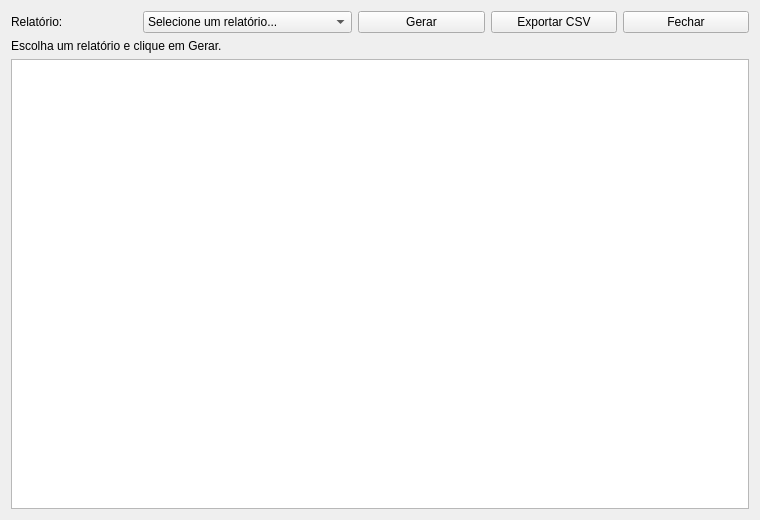
This is erp-projeto/relatoriowindow.ui in jaques-lo/erp-projeto as Qt 5 draws it before an edit. The edited form follows.
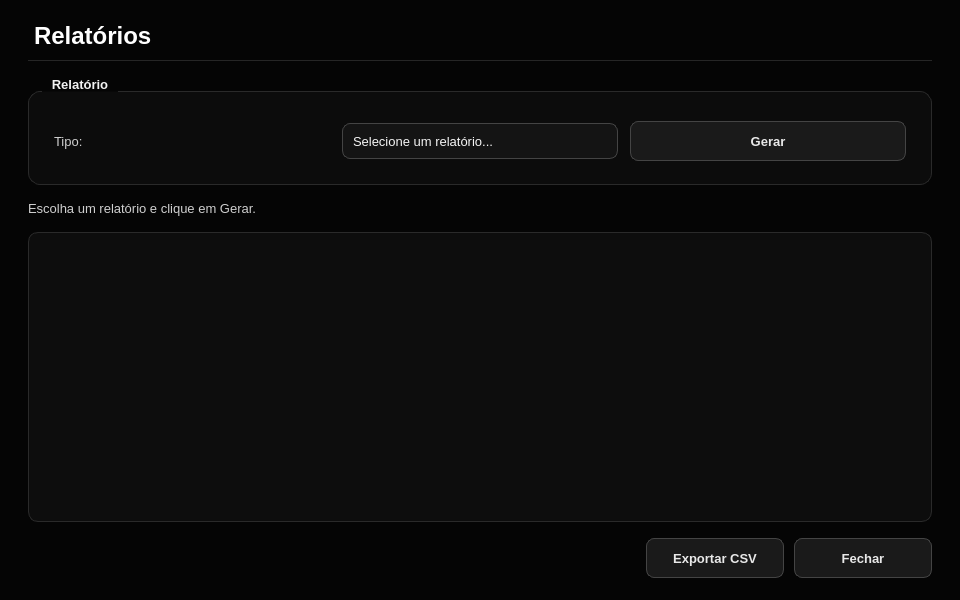
This is the edited form.

Commit message:
Atualiza fontes do projeto ERP (telas e login, Tela de Sobra) e adiciona logoBG
Arquivos de importância para alterar e rodar na máquina: código (cpp/h/pro), telas (ui), recursos (qrc) e imagem da logoBG.

```diff
--- a/erp-projeto/relatoriowindow.ui
+++ b/erp-projeto/relatoriowindow.ui
@@ -6,79 +6,896 @@
    <rect>
     <x>0</x>
     <y>0</y>
-    <width>760</width>
-    <height>520</height>
+    <width>960</width>
+    <height>600</height>
    </rect>
   </property>
+  <property name="minimumSize">
+   <size>
+    <width>768</width>
+    <height>480</height>
+   </size>
+  </property>
   <property name="windowTitle">
    <string>Relatórios</string>
   </property>
-  <layout class="QVBoxLayout" name="verticalLayout">
+  <property name="palette">
+   <palette>
+    <active>
+     <colorrole role="WindowText">
+      <brush brushstyle="SolidPattern">
+       <color alpha="255">
+        <red>232</red>
+        <green>232</green>
+        <blue>232</blue>
+       </color>
+      </brush>
+     </colorrole>
+     <colorrole role="Button">
+      <brush brushstyle="SolidPattern">
+       <color alpha="255">
+        <red>26</red>
+        <green>26</green>
+        <blue>26</blue>
+       </color>
+      </brush>
+     </colorrole>
+     <colorrole role="Text">
+      <brush brushstyle="SolidPattern">
+       <color alpha="255">
+        <red>245</red>
+        <green>245</green>
+        <blue>245</blue>
+       </color>
+      </brush>
+     </colorrole>
+     <colorrole role="ButtonText">
+      <brush brushstyle="SolidPattern">
+       <color alpha="255">
+        <red>232</red>
+        <green>232</green>
+        <blue>232</blue>
+       </color>
+      </brush>
+     </colorrole>
+     <colorrole role="Base">
+      <brush brushstyle="SolidPattern">
+       <color alpha="255">
+        <red>20</red>
+        <green>20</green>
+        <blue>20</blue>
+       </color>
+      </brush>
+     </colorrole>
+     <colorrole role="AlternateBase">
+      <brush brushstyle="SolidPattern">
+       <color alpha="255">
+        <red>19</red>
+        <green>19</green>
+        <blue>19</blue>
+       </color>
+      </brush>
+     </colorrole>
+     <colorrole role="Window">
+      <brush brushstyle="SolidPattern">
+       <color alpha="255">
+        <red>5</red>
+        <green>5</green>
+        <blue>5</blue>
+       </color>
+      </brush>
+     </colorrole>
+     <colorrole role="Highlight">
+      <brush brushstyle="SolidPattern">
+       <color alpha="255">
+        <red>119</red>
+        <green>119</green>
+        <blue>119</blue>
+       </color>
+      </brush>
+     </colorrole>
+     <colorrole role="HighlightedText">
+      <brush brushstyle="SolidPattern">
+       <color alpha="255">
+        <red>255</red>
+        <green>255</green>
+        <blue>255</blue>
+       </color>
+      </brush>
+     </colorrole>
+     <colorrole role="PlaceholderText">
+      <brush brushstyle="SolidPattern">
+       <color alpha="255">
+        <red>119</red>
+        <green>119</green>
+        <blue>119</blue>
+       </color>
+      </brush>
+     </colorrole>
+    </active>
+    <inactive>
+     <colorrole role="WindowText">
+      <brush brushstyle="SolidPattern">
+       <color alpha="255">
+        <red>232</red>
+        <green>232</green>
+        <blue>232</blue>
+       </color>
+      </brush>
+     </colorrole>
+     <colorrole role="Button">
+      <brush brushstyle="SolidPattern">
+       <color alpha="255">
+        <red>26</red>
+        <green>26</green>
+        <blue>26</blue>
+       </color>
+      </brush>
+     </colorrole>
+     <colorrole role="Text">
+      <brush brushstyle="SolidPattern">
+       <color alpha="255">
+        <red>245</red>
+        <green>245</green>
+        <blue>245</blue>
+       </color>
+      </brush>
+     </colorrole>
+     <colorrole role="ButtonText">
+      <brush brushstyle="SolidPattern">
+       <color alpha="255">
+        <red>232</red>
+        <green>232</green>
+        <blue>232</blue>
+       </color>
+      </brush>
+     </colorrole>
+     <colorrole role="Base">
+      <brush brushstyle="SolidPattern">
+       <color alpha="255">
+        <red>20</red>
+        <green>20</green>
+        <blue>20</blue>
+       </color>
+      </brush>
+     </colorrole>
+     <colorrole role="AlternateBase">
+      <brush brushstyle="SolidPattern">
+       <color alpha="255">
+        <red>19</red>
+        <green>19</green>
+        <blue>19</blue>
+       </color>
+      </brush>
+     </colorrole>
+     <colorrole role="Window">
+      <brush brushstyle="SolidPattern">
+       <color alpha="255">
+        <red>5</red>
+        <green>5</green>
+        <blue>5</blue>
+       </color>
+      </brush>
+     </colorrole>
+     <colorrole role="Highlight">
+      <brush brushstyle="SolidPattern">
+       <color alpha="255">
+        <red>119</red>
+        <green>119</green>
+        <blue>119</blue>
+       </color>
+      </brush>
+     </colorrole>
+     <colorrole role="HighlightedText">
+      <brush brushstyle="SolidPattern">
+       <color alpha="255">
+        <red>255</red>
+        <green>255</green>
+        <blue>255</blue>
+       </color>
+      </brush>
+     </colorrole>
+     <colorrole role="PlaceholderText">
+      <brush brushstyle="SolidPattern">
+       <color alpha="255">
+        <red>119</red>
+        <green>119</green>
+        <blue>119</blue>
+       </color>
+      </brush>
+     </colorrole>
+    </inactive>
+    <disabled>
+     <colorrole role="WindowText">
+      <brush brushstyle="SolidPattern">
+       <color alpha="255">
+        <red>102</red>
+        <green>102</green>
+        <blue>102</blue>
+       </color>
+      </brush>
+     </colorrole>
+     <colorrole role="Button">
+      <brush brushstyle="SolidPattern">
+       <color alpha="255">
+        <red>26</red>
+        <green>26</green>
+        <blue>26</blue>
+       </color>
+      </brush>
+     </colorrole>
+     <colorrole role="Text">
+      <brush brushstyle="SolidPattern">
+       <color alpha="255">
+        <red>102</red>
+        <green>102</green>
+        <blue>102</blue>
+       </color>
+      </brush>
+     </colorrole>
+     <colorrole role="ButtonText">
+      <brush brushstyle="SolidPattern">
+       <color alpha="255">
+        <red>102</red>
+        <green>102</green>
+        <blue>102</blue>
+       </color>
+      </brush>
+     </colorrole>
+     <colorrole role="Base">
+      <brush brushstyle="SolidPattern">
+       <color alpha="255">
+        <red>20</red>
+        <green>20</green>
+        <blue>20</blue>
+       </color>
+      </brush>
+     </colorrole>
+     <colorrole role="AlternateBase">
+      <brush brushstyle="SolidPattern">
+       <color alpha="255">
+        <red>19</red>
+        <green>19</green>
+        <blue>19</blue>
+       </color>
+      </brush>
+     </colorrole>
+     <colorrole role="Window">
+      <brush brushstyle="SolidPattern">
+       <color alpha="255">
+        <red>5</red>
+        <green>5</green>
+        <blue>5</blue>
+       </color>
+      </brush>
+     </colorrole>
+     <colorrole role="Highlight">
+      <brush brushstyle="SolidPattern">
+       <color alpha="255">
+        <red>119</red>
+        <green>119</green>
+        <blue>119</blue>
+       </color>
+      </brush>
+     </colorrole>
+     <colorrole role="HighlightedText">
+      <brush brushstyle="SolidPattern">
+       <color alpha="255">
+        <red>255</red>
+        <green>255</green>
+        <blue>255</blue>
+       </color>
+      </brush>
+     </colorrole>
+     <colorrole role="PlaceholderText">
+      <brush brushstyle="SolidPattern">
+       <color alpha="255">
+        <red>119</red>
+        <green>119</green>
+        <blue>119</blue>
+       </color>
+      </brush>
+     </colorrole>
+    </disabled>
+   </palette>
+  </property>
+  <property name="styleSheet">
+   <string notr="true">#RelatorioWindow {
+    background-color: #050505;
+}
+
+QWidget {
+    font-family: "Segoe UI", "DejaVu Sans", "Noto Sans", sans-serif;
+    font-size: 10pt;
+}
+
+/* ---------- Textos ---------- */
+QLabel {
+    color: #cfcfcf;
+    background: transparent;
+    font-weight: normal;
+}
+
+QLabel#lblTitulo {
+    color: #ffffff;
+    font-size: 18pt;
+    font-weight: bold;
+    padding-bottom: 10px;
+    border-bottom: 1px solid #262626;
+}
+
+QLabel[role="section"] {
+    color: #ffffff;
+    font-size: 11pt;
+    font-weight: bold;
+}
+
+QLabel[role="hint"] {
+    color: #777777;
+    font-size: 9pt;
+}
+
+QLabel[role="value"] {
+    color: #ffffff;
+    font-weight: bold;
+}
+
+QToolTip {
+    background-color: #1a1a1a;
+    color: #f5f5f5;
+    border: 1px solid #444444;
+    padding: 4px 8px;
+}
+
+/* ---------- Cartões / grupos ---------- */
+QGroupBox {
+    background-color: #0c0c0c;
+    border: 1px solid #2a2a2a;
+    border-radius: 12px;
+    margin-top: 14px;
+    padding: 20px 16px 14px 16px;
+    color: #f2f2f2;
+    font-weight: bold;
+}
+
+QGroupBox::title {
+    subcontrol-origin: margin;
+    subcontrol-position: top left;
+    left: 14px;
+    padding: 0 8px;
+    color: #f2f2f2;
+}
+
+QFrame[variant="card"] {
+    background-color: #0c0c0c;
+    border: 1px solid #2a2a2a;
+    border-radius: 12px;
+}
+
+QFrame#lineSep {
+    background-color: #2a2a2a;
+    border: none;
+}
+
+/* ---------- Campos de entrada ---------- */
+QLineEdit,
+QComboBox,
+QAbstractSpinBox,
+QDateEdit,
+QDateTimeEdit {
+    background-color: #141414;
+    color: #f5f5f5;
+    border: 1px solid #444444;
+    border-radius: 8px;
+    padding: 6px 10px;
+    min-height: 22px;
+    selection-background-color: #777777;
+    selection-color: #ffffff;
+    font-weight: normal;
+}
+
+QLineEdit:hover,
+QComboBox:hover,
+QAbstractSpinBox:hover,
+QDateEdit:hover,
+QDateTimeEdit:hover {
+    border: 1px solid #666666;
+}
+
+QLineEdit:focus,
+QComboBox:focus,
+QAbstractSpinBox:focus,
+QDateEdit:focus,
+QDateTimeEdit:focus {
+    border: 1px solid #d8d8d8;
+    background-color: #181818;
+}
+
+QLineEdit:read-only,
+QAbstractSpinBox:read-only {
+    color: #bdbdbd;
+}
+
+QLineEdit:disabled,
+QComboBox:disabled,
+QAbstractSpinBox:disabled,
+QDateEdit:disabled,
+QDateTimeEdit:disabled {
+    background-color: #0e0e0e;
+    color: #666666;
+    border: 1px solid #2a2a2a;
+}
+
+/* Campo de total (somente leitura, em destaque) */
+QDoubleSpinBox[variant="total"] {
+    font-size: 20pt;
+    font-weight: bold;
+    color: #ffffff;
+    background-color: #0a0a0a;
+    border: 1px solid #333333;
+    padding: 8px 14px;
+    min-height: 36px;
+}
+
+/* ---------- ComboBox / Data ---------- */
+QComboBox {
+    padding-right: 30px;
+}
+
+QComboBox::drop-down,
+QDateEdit::drop-down,
+QDateTimeEdit::drop-down {
+    subcontrol-origin: padding;
+    subcontrol-position: center right;
+    width: 28px;
+    border: none;
+    background: transparent;
+}
+
+QComboBox::down-arrow,
+QDateEdit::down-arrow,
+QDateTimeEdit::down-arrow {
+    image: none;
+    width: 0px;
+    height: 0px;
+    border-left: 5px solid transparent;
+    border-right: 5px solid transparent;
+    border-top: 6px solid #bdbdbd;
+    margin-right: 8px;
+}
+
+QComboBox QAbstractItemView {
+    background-color: #141414;
+    color: #f5f5f5;
+    border: 1px solid #444444;
+    selection-background-color: #2e2e2e;
+    selection-color: #ffffff;
+    outline: 0;
+}
+
+/* ---------- SpinBox com botões ---------- */
+QSpinBox {
+    padding-right: 26px;
+}
+
+QSpinBox::up-button {
+    subcontrol-origin: border;
+    subcontrol-position: top right;
+    width: 22px;
+    border: none;
+    background: transparent;
+}
+
+QSpinBox::down-button {
+    subcontrol-origin: border;
+    subcontrol-position: bottom right;
+    width: 22px;
+    border: none;
+    background: transparent;
+}
+
+QSpinBox::up-arrow {
+    image: none;
+    width: 0px;
+    height: 0px;
+    border-left: 4px solid transparent;
+    border-right: 4px solid transparent;
+    border-bottom: 5px solid #bdbdbd;
+}
+
+QSpinBox::down-arrow {
+    image: none;
+    width: 0px;
+    height: 0px;
+    border-left: 4px solid transparent;
+    border-right: 4px solid transparent;
+    border-top: 5px solid #bdbdbd;
+}
+
+/* ---------- Calendário (popup do QDateEdit) ---------- */
+QCalendarWidget QWidget {
+    background-color: #141414;
+    color: #f5f5f5;
+}
+
+QCalendarWidget QToolButton {
+    background-color: transparent;
+    color: #f5f5f5;
+    border: none;
+    padding: 4px 8px;
+}
+
+QCalendarWidget QAbstractItemView:enabled {
+    background-color: #0d0d0d;
+    color: #f5f5f5;
+    selection-background-color: #f2f2f2;
+    selection-color: #080808;
+}
+
+QCalendarWidget QAbstractItemView:disabled {
+    color: #555555;
+}
+
+/* ---------- CheckBox ---------- */
+QCheckBox {
+    color: #e8e8e8;
+    background: transparent;
+    spacing: 10px;
+    font-weight: normal;
+}
+
+QCheckBox::indicator {
+    width: 18px;
+    height: 18px;
+    border: 1px solid #555555;
+    border-radius: 5px;
+    background-color: #141414;
+}
+
+QCheckBox::indicator:hover {
+    border: 1px solid #999999;
+}
+
+QCheckBox::indicator:checked {
+    background-color: #f2f2f2;
+    border: 1px solid #f2f2f2;
+}
+
+/* ---------- Botões ---------- */
+QPushButton {
+    background-color: #1a1a1a;
+    color: #e8e8e8;
+    border: 1px solid #444444;
+    border-radius: 8px;
+    padding: 8px 22px;
+    min-height: 22px;
+    min-width: 92px;
+    font-weight: bold;
+}
+
+QPushButton:hover {
+    background-color: #262626;
+    border: 1px solid #666666;
+    color: #ffffff;
+}
+
+QPushButton:pressed {
+    background-color: #333333;
+}
+
+QPushButton:disabled {
+    background-color: #111111;
+    color: #555555;
+    border: 1px solid #2a2a2a;
+}
+
+QPushButton[variant="primary"] {
+    background-color: #f2f2f2;
+    color: #080808;
+    border: 1px solid #f2f2f2;
+}
+
+QPushButton[variant="primary"]:hover {
+    background-color: #d2d2d2;
+    border: 1px solid #d2d2d2;
+    color: #080808;
+}
+
+QPushButton[variant="primary"]:pressed {
+    background-color: #aaaaaa;
+    border: 1px solid #aaaaaa;
+}
+
+QPushButton[variant="danger"] {
+    background-color: transparent;
+    color: #ff9494;
+    border: 1px solid #6b2f2f;
+}
+
+QPushButton[variant="danger"]:hover {
+    background-color: #2a1212;
+    color: #ffb4b4;
+    border: 1px solid #a04444;
+}
+
+QPushButton[variant="danger"]:pressed {
+    background-color: #3a1818;
+}
+
+QPushButton[variant="ghost"] {
+    background-color: transparent;
+    color: #bdbdbd;
+    border: 1px solid #333333;
+}
+
+QPushButton[variant="ghost"]:hover {
+    background-color: #1a1a1a;
+    color: #ffffff;
+    border: 1px solid #666666;
+}
+
+/* ---------- Tabelas ---------- */
+QTableWidget,
+QTableView {
+    background-color: #0d0d0d;
+    alternate-background-color: #131313;
+    color: #e8e8e8;
+    gridline-color: #232323;
+    border: 1px solid #2a2a2a;
+    border-radius: 10px;
+    selection-background-color: #2f2f2f;
+    selection-color: #ffffff;
+    outline: 0;
+}
+
+QTableWidget::item,
+QTableView::item {
+    padding: 4px 8px;
+    border: none;
+}
+
+QHeaderView {
+    background-color: transparent;
+}
+
+QHeaderView::section {
+    background-color: #1a1a1a;
+    color: #bdbdbd;
+    padding: 9px 10px;
+    border: none;
+    border-right: 1px solid #2a2a2a;
+    border-bottom: 1px solid #333333;
+    font-weight: bold;
+}
+
+QTableCornerButton::section {
+    background-color: #1a1a1a;
+    border: none;
+}
+
+/* ---------- Barras de rolagem ---------- */
+QScrollBar:vertical {
+    background: transparent;
+    width: 10px;
+    margin: 2px;
+}
+
+QScrollBar::handle:vertical {
+    background: #3a3a3a;
+    border-radius: 3px;
+    min-height: 28px;
+}
+
+QScrollBar::handle:vertical:hover {
+    background: #5a5a5a;
+}
+
+QScrollBar:horizontal {
+    background: transparent;
+    height: 10px;
+    margin: 2px;
+}
+
+QScrollBar::handle:horizontal {
+    background: #3a3a3a;
+    border-radius: 3px;
+    min-width: 28px;
+}
+
+QScrollBar::handle:horizontal:hover {
+    background: #5a5a5a;
+}
+
+QScrollBar::add-line,
+QScrollBar::sub-line {
+    width: 0px;
+    height: 0px;
+}
+
+QScrollBar::add-page,
+QScrollBar::sub-page {
+    background: transparent;
+}
+
+/* ---------- Caixas de diálogo abertas a partir da tela ---------- */
+QMessageBox,
+QDialog {
+    background-color: #0d0d0d;
+}
+
+QMessageBox QLabel {
+    color: #f0f0f0;
+}</string>
+  </property>
+  <layout class="QVBoxLayout" name="rootLayout">
+   <property name="spacing">
+    <number>16</number>
+   </property>
+   <property name="leftMargin">
+    <number>28</number>
+   </property>
+   <property name="topMargin">
+    <number>22</number>
+   </property>
+   <property name="rightMargin">
+    <number>28</number>
+   </property>
+   <property name="bottomMargin">
+    <number>22</number>
+   </property>
    <item>
-    <layout class="QHBoxLayout" name="horizontalLayout">
-     <item>
-      <widget class="QLabel" name="label">
-       <property name="text">
-        <string>Relatório:</string>
-       </property>
-      </widget>
-     </item>
-     <item>
-      <widget class="QComboBox" name="comboBox">
-       <item>
+    <widget class="QLabel" name="lblTitulo">
+     <property name="text">
+      <string>Relatórios</string>
+     </property>
+    </widget>
+   </item>
+   <item>
+    <widget class="QGroupBox" name="grpRelatorio">
+     <property name="title">
+      <string>Relatório</string>
+     </property>
+     <layout class="QHBoxLayout" name="lay_1">
+      <property name="spacing">
+       <number>12</number>
+      </property>
+      <item>
+       <widget class="QLabel" name="label">
         <property name="text">
-         <string>Selecione um relatório...</string>
+         <string>Tipo:</string>
         </property>
-       </item>
-       <item>
+       </widget>
+      </item>
+      <item>
+       <widget class="QComboBox" name="comboBox">
+        <item>
+         <property name="text">
+          <string>Selecione um relatório...</string>
+         </property>
+        </item>
+        <item>
+         <property name="text">
+          <string>Produtos com estoque baixo</string>
+         </property>
+        </item>
+        <item>
+         <property name="text">
+          <string>Estoque atual (valores)</string>
+         </property>
+        </item>
+        <item>
+         <property name="text">
+          <string>Produtos mais vendidos</string>
+         </property>
+        </item>
+        <item>
+         <property name="text">
+          <string>Vendas por forma de pagamento</string>
+         </property>
+        </item>
+        <item>
+         <property name="text">
+          <string>Contas a pagar pendentes</string>
+         </property>
+        </item>
+        <item>
+         <property name="text">
+          <string>Contas a receber pendentes</string>
+         </property>
+        </item>
+        <item>
+         <property name="text">
+          <string>Clientes cadastrados</string>
+         </property>
+        </item>
+       </widget>
+      </item>
+      <item>
+       <widget class="QPushButton" name="btn_gerar">
         <property name="text">
-         <string>Produtos com estoque baixo</string>
+         <string>Gerar</string>
         </property>
-       </item>
-       <item>
-        <property name="text">
-         <string>Estoque atual (valores)</string>
+        <property name="variant" stdset="0">
+         <string>primary</string>
         </property>
-       </item>
-       <item>
-        <property name="text">
-         <string>Produtos mais vendidos</string>
+        <property name="cursor">
+         <cursorShape>PointingHandCursor</cursorShape>
         </property>
-       </item>
-       <item>
-        <property name="text">
-         <string>Vendas por forma de pagamento</string>
-        </property>
-       </item>
-       <item>
-        <property name="text">
-         <string>Contas a pagar pendentes</string>
-        </property>
-       </item>
-       <item>
-        <property name="text">
-         <string>Contas a receber pendentes</string>
-        </property>
-       </item>
-       <item>
-        <property name="text">
-         <string>Clientes cadastrados</string>
-        </property>
-       </item>
-      </widget>
-     </item>
+       </widget>
+      </item>
+     </layout>
+    </widget>
+   </item>
+   <item>
+    <widget class="QLabel" name="label_titulo">
+     <property name="text">
+      <string>Escolha um relatório e clique em Gerar.</string>
+     </property>
+     <property name="role" stdset="0">
+      <string>section</string>
+     </property>
+    </widget>
+   </item>
+   <item>
+    <widget class="QTableWidget" name="tableWidget">
+     <property name="alternatingRowColors">
+      <bool>true</bool>
+     </property>
+     <property name="selectionBehavior">
+      <enum>QAbstractItemView::SelectRows</enum>
+     </property>
+     <property name="showGrid">
+      <bool>false</bool>
+     </property>
+     <attribute name="horizontalHeaderDefaultSectionSize">
+      <number>130</number>
+     </attribute>
+     <attribute name="horizontalHeaderStretchLastSection">
+      <bool>true</bool>
+     </attribute>
+     <attribute name="verticalHeaderVisible">
+      <bool>false</bool>
+     </attribute>
+    </widget>
+   </item>
+   <item>
+    <layout class="QHBoxLayout" name="lay_3">
+     <property name="spacing">
+      <number>10</number>
+     </property>
+     <property name="leftMargin">
+      <number>0</number>
+     </property>
+     <property name="topMargin">
+      <number>0</number>
+     </property>
+     <property name="rightMargin">
+      <number>0</number>
+     </property>
+     <property name="bottomMargin">
+      <number>0</number>
+     </property>
      <item>
-      <widget class="QPushButton" name="btn_gerar">
-       <property name="text">
-        <string>Gerar</string>
+      <spacer name="spacer_2">
+       <property name="orientation">
+        <enum>Qt::Horizontal</enum>
        </property>
-      </widget>
+       <property name="sizeHint" stdset="0">
+        <size>
+         <width>40</width>
+         <height>20</height>
+        </size>
+       </property>
+      </spacer>
      </item>
      <item>
       <widget class="QPushButton" name="btn_exportar">
        <property name="text">
         <string>Exportar CSV</string>
        </property>
+       <property name="cursor">
+        <cursorShape>PointingHandCursor</cursorShape>
+       </property>
       </widget>
      </item>
      <item>
@@ -86,20 +903,16 @@
        <property name="text">
         <string>Fechar</string>
        </property>
+       <property name="variant" stdset="0">
+        <string>ghost</string>
+       </property>
+       <property name="cursor">
+        <cursorShape>PointingHandCursor</cursorShape>
+       </property>
       </widget>
      </item>
     </layout>
    </item>
-   <item>
-    <widget class="QLabel" name="label_titulo">
-     <property name="text">
-      <string>Escolha um relatório e clique em Gerar.</string>
-     </property>
-    </widget>
-   </item>
-   <item>
-    <widget class="QTableWidget" name="tableWidget"/>
-   </item>
   </layout>
  </widget>
  <resources/>
```
Left out of the diff: 12 changed lines with no effect on the pictures. The commit also changes 23 other files.
